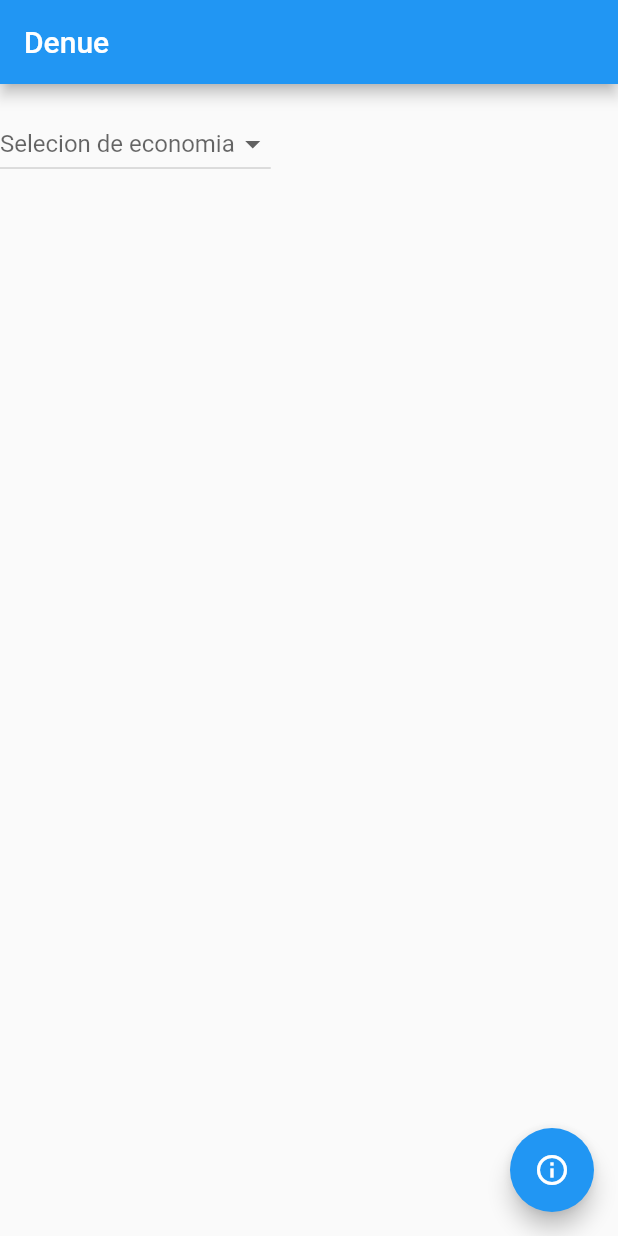
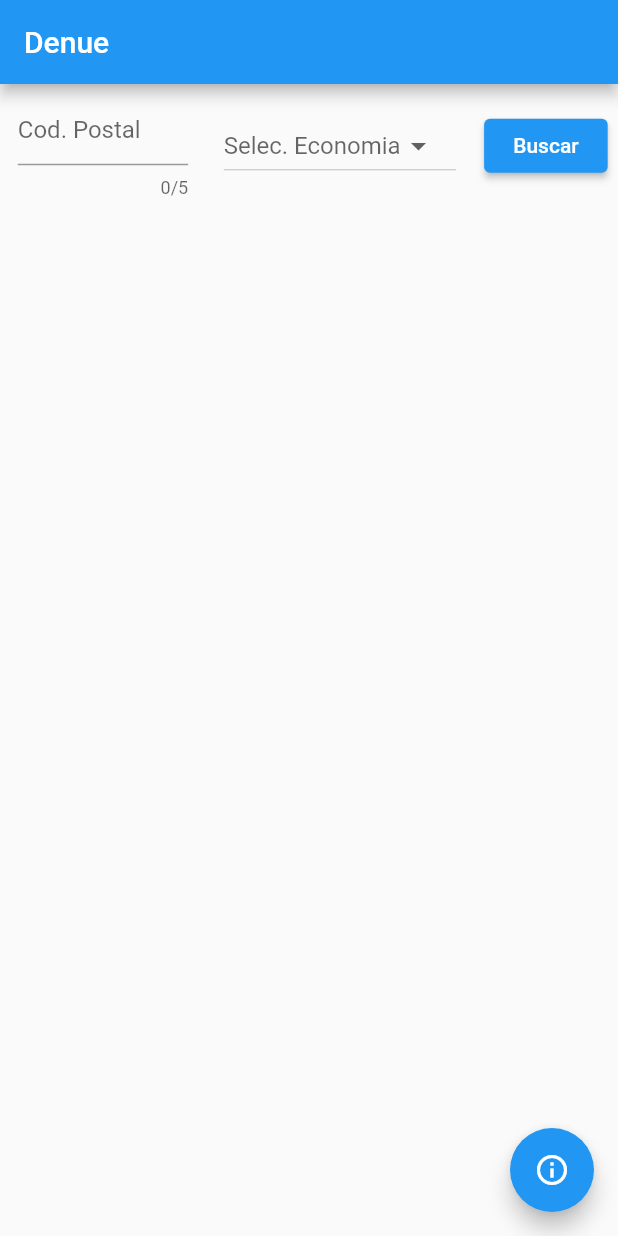
Before and after one commit to Leoonnardo/api_denue, a Flutter app: the screen it shows after launch, on a phone screen of 412 x 824 dp. Run offline on Flutter 3.47's test engine with Material 2 defaults, Android fonts, the phone set to English and light mode, and no system bars.

Commit message:
View Update

```diff
--- a/lib/pages/denue.dart
+++ b/lib/pages/denue.dart
@@ -13,13 +13,15 @@ class _DenueInegiState extends State<DenueInegi> {
   void initState() {
     super.initState();
   }
+
   var lista = ["Economia1", "Economia2", "Economia3"];
-  String seccion = "Selecion de economia";
+  String seccion = "Selec. Economia";
+  final codPostal = TextEditingController();
+  int noPostal = 0;
 
   @override
   Widget build(BuildContext context) {
     final Size size = MediaQuery.of(context).size;
-
 
     return Scaffold(
       appBar: AppBar(
@@ -33,20 +35,42 @@ class _DenueInegiState extends State<DenueInegi> {
         child: const Icon(Icons.info_outline),
       ),
       body: Container(
-        width: double.infinity,
-        height: double.infinity,
+        width: size.width,
+        height: size.height,
         color: null,
         child: Column(
           children: [
             Container(
-              width: double.infinity,
-              height: 80,
-              // child: Row(
-              //   children: const [Text('LAT'), Text('LONG')],
-              // ),
+              // color: Colors.red,
+              width: size.width,
+              height: size.height * 0.1,
               child: Row(
+                mainAxisSize: MainAxisSize.max,
+                mainAxisAlignment: MainAxisAlignment.spaceAround,
                 children: [
-                  DropdownButton(
+                  Container(
+                    // color: Colors.blue,
+                    width: size.width * 0.3,
+                    padding: const EdgeInsets.all(5),
+                    child: TextField(
+                      controller: codPostal,
+                      autofocus: false,
+                      maxLength: 5,
+                      keyboardType: TextInputType.number,
+                      decoration: const InputDecoration(
+                        hintText: 'Cod. Postal',
+                        // enabledBorder: OutlineInputBorder(
+                        //     borderSide: BorderSide(color: Colors.black)),
+                        // focusedBorder: OutlineInputBorder(
+                        //     borderSide: BorderSide(color: Colors.black))
+                      ),
+                    ),
+                  ),
+                  Container(
+                    // color: Colors.pink,
+                    width: size.width * 0.4,
+                    padding: const EdgeInsets.all(5),
+                    child: DropdownButton(
                       items: lista.map((String resultado) {
                         return DropdownMenuItem(
                             value: resultado, child: Text(resultado));
@@ -57,9 +81,40 @@ class _DenueInegiState extends State<DenueInegi> {
                         });
                       }),
                       hint: Text(seccion),
-                  )
+                      borderRadius: BorderRadius.circular(10),
+                    ),
+                  ),
+                  Container(
+                      // color: Colors.pink,
+                      width: size.width * 0.2,
+                      // padding: const EdgeInsets.all(5),
+                      child: ElevatedButton(
+                          onPressed: () {
+                            noPostal = int.parse(codPostal.text);
+                            showDialog(
+                                context: context,
+                                barrierDismissible: false,
+                                builder: (context) => AlertDialog(
+                                      title: Text(
+                                          'Codigo postal: $noPostal y Seleccion de economia: $seccion'),
+                                      actions: [
+                                        TextButton(
+                                            onPressed: () {
+                                              Navigator.pop(context);
+                                            },
+                                            child: const Text('OK'))
+                                      ],
+                                    ));
+                            print(noPostal);
+                          },
+                          child: const Text('Buscar')))
                 ],
               ),
+            ),
+            Container(
+              width: double.infinity,
+              height: 200,
+              // color: Colors.orange,
             )
           ],
         ),
```
Lines whose indentation alone changed are shown as unchanged.
